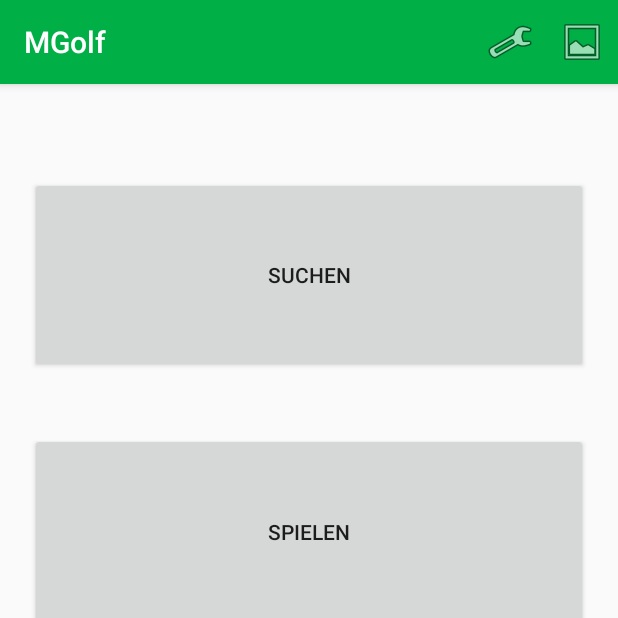
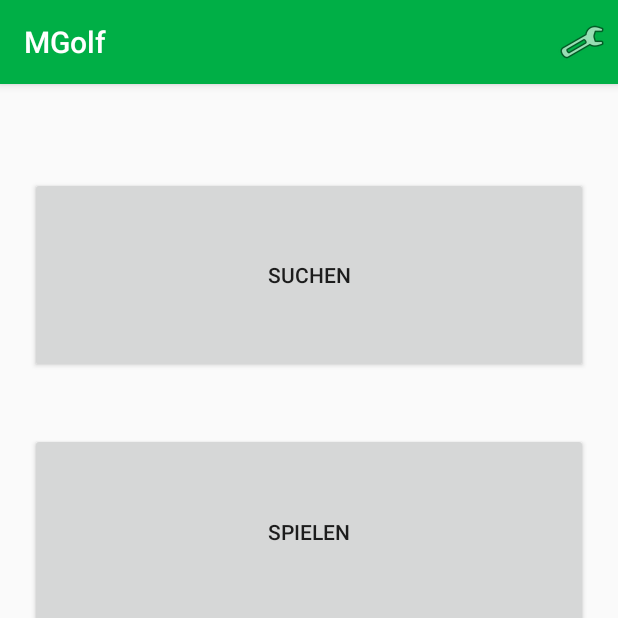
Before and after one commit to Quizzer/MGolf, an Android app: the screen it shows after launch (MainActivity), on a phone screen of 412 x 824 dp, the top half of it. Run offline under Robolectric (Android 15) with nearby library versions, the phone set to English and light mode, and no system bars.

Commit message:
deactivated 'onClickMP3' with comments (unneeded part of the GfU course)

```diff
--- a/app/src/main/res/menu/menu.xml
+++ b/app/src/main/res/menu/menu.xml
@@ -7,10 +7,11 @@
         android:onClick="onClickSettings"
         android:title="@string/settings"
         app:showAsAction="always" />
+<!--
     <item
         android:icon="@android:drawable/ic_menu_gallery"
         android:onClick="onClickMP3"
         android:title="@string/mp3"
-        app:showAsAction="always" />
-
+        app:showAsAction="ifRoom" />
+-->
 </menu>
```
